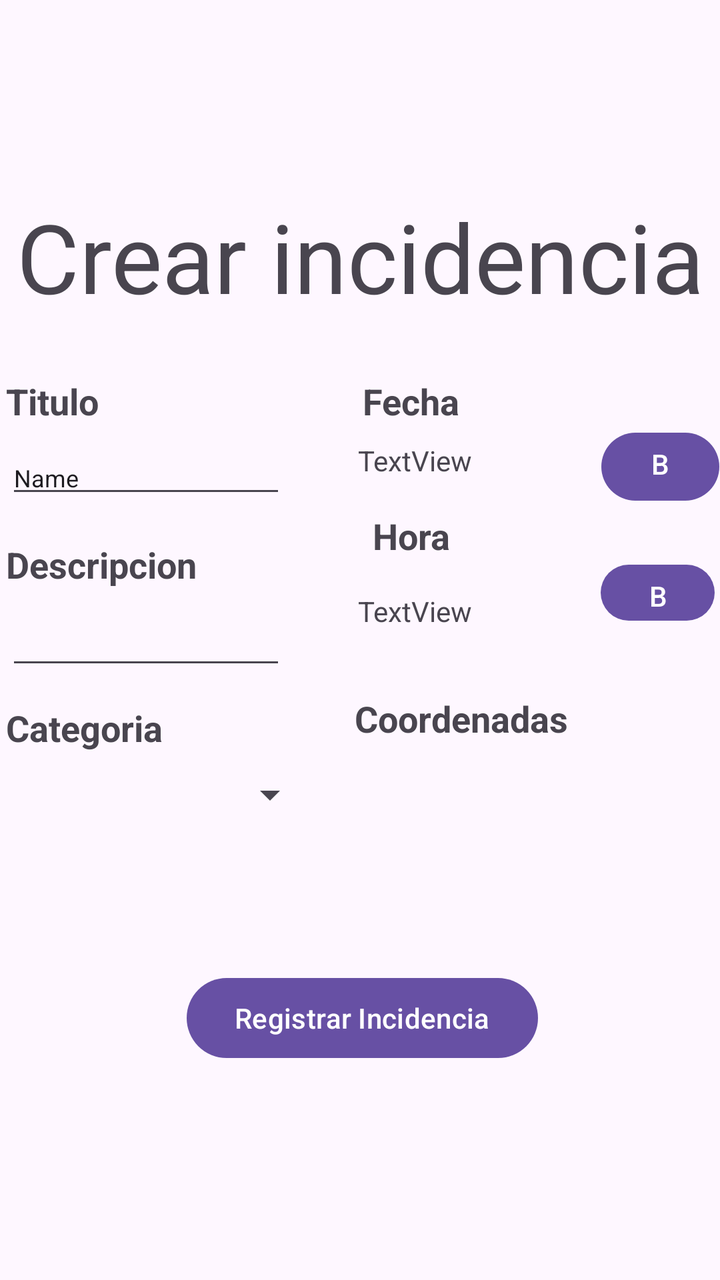
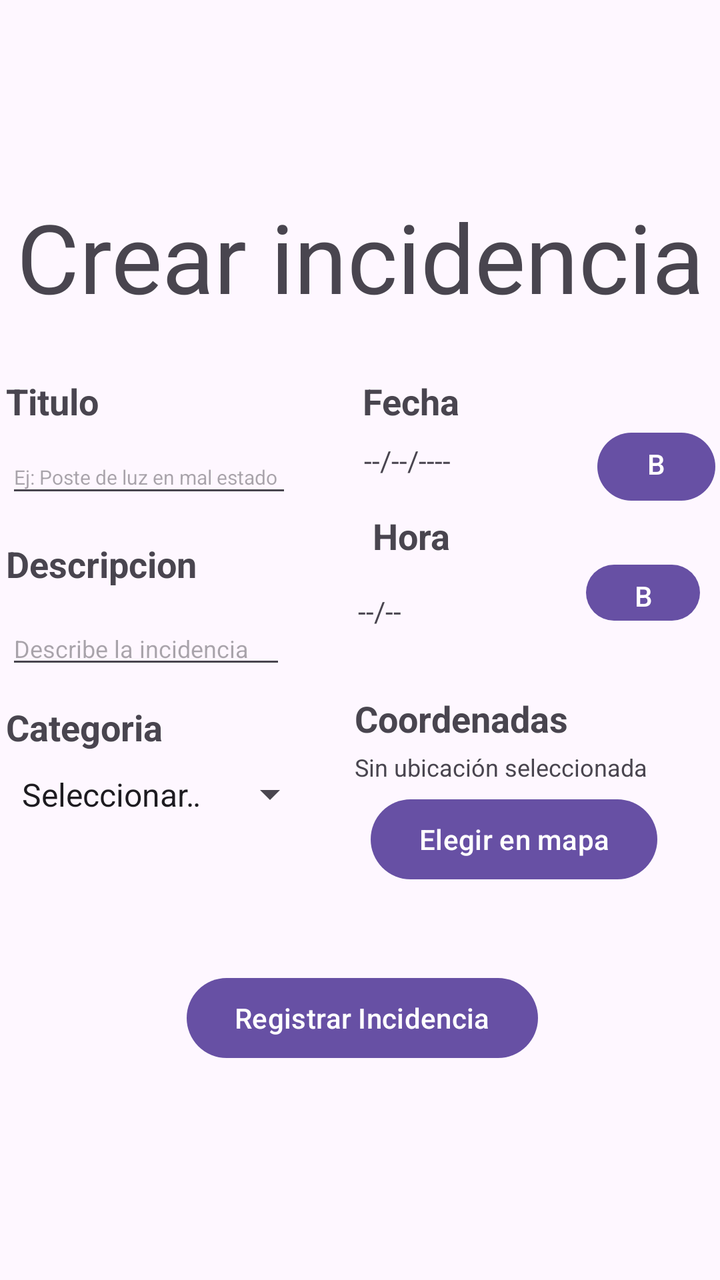

An Android layout rendered at two revisions. The XML below is the earlier revision; the diff shows what the commit changed to produce the second picture.
<!-- AndroidManifest.xml: application theme Theme.GeoRegistro -->
<!-- res/layout/activity_crear_incidencias.xml -->
<?xml version="1.0" encoding="utf-8"?>
<androidx.constraintlayout.widget.ConstraintLayout xmlns:android="http://schemas.android.com/apk/res/android"
    xmlns:app="http://schemas.android.com/apk/res-auto"
    xmlns:tools="http://schemas.android.com/tools"
    android:id="@+id/main"
    android:layout_width="match_parent"
    android:layout_height="match_parent"
    tools:context=".CrearIncidencias">

    <TextView
        android:id="@+id/textView4"
        android:layout_width="wrap_content"
        android:layout_height="wrap_content"
        android:layout_marginTop="96dp"
        android:text="Crear incidencia"
        android:textSize="48sp"
        app:layout_constraintEnd_toEndOf="parent"
        app:layout_constraintStart_toStartOf="parent"
        app:layout_constraintTop_toTopOf="parent" />

    <androidx.constraintlayout.widget.ConstraintLayout
        android:layout_width="388dp"
        android:layout_height="423dp"
        android:layout_marginTop="12dp"
        app:layout_constraintEnd_toEndOf="parent"
        app:layout_constraintHorizontal_bias="0.478"
        app:layout_constraintStart_toStartOf="parent"
        app:layout_constraintTop_toBottomOf="@+id/textView4">

        <TextView
            android:id="@+id/textView6"
            android:layout_width="wrap_content"
            android:layout_height="wrap_content"
            android:layout_marginStart="16dp"
            android:layout_marginTop="16dp"
            android:text="Titulo"
            android:textSize="18sp"
            android:textStyle="bold"
            app:layout_constraintStart_toStartOf="parent"
            app:layout_constraintTop_toTopOf="parent" />

        <EditText
            android:id="@+id/editTextText7"
            android:layout_width="wrap_content"
            android:layout_height="wrap_content"
            android:layout_marginStart="16dp"
            android:layout_marginTop="8dp"
            android:ems="10"
            android:inputType="text"
            android:text="Name"
            android:textSize="12sp"
            app:layout_constraintStart_toStartOf="parent"
            app:layout_constraintTop_toBottomOf="@+id/textView6" />

        <TextView
            android:id="@+id/textView7"
            android:layout_width="wrap_content"
            android:layout_height="wrap_content"
            android:layout_marginStart="16dp"
            android:layout_marginTop="16dp"
            android:text="Descripcion"
            android:textSize="18sp"
            android:textStyle="bold"
            app:layout_constraintStart_toStartOf="parent"
            app:layout_constraintTop_toBottomOf="@+id/editTextText7" />

        <TextView
            android:id="@+id/textView8"
            android:layout_width="wrap_content"
            android:layout_height="wrap_content"
            android:layout_marginStart="16dp"
            android:layout_marginTop="12dp"
            android:text="Categoria"
            android:textSize="18sp"
            android:textStyle="bold"
            app:layout_constraintStart_toStartOf="parent"
            app:layout_constraintTop_toBottomOf="@+id/editTextTextMultiLine" />

        <TextView
            android:id="@+id/textView9"
            android:layout_width="wrap_content"
            android:layout_height="wrap_content"
            android:layout_marginStart="132dp"
            android:layout_marginTop="16dp"
            android:text="Fecha"
            android:textSize="18sp"
            android:textStyle="bold"
            app:layout_constraintStart_toEndOf="@+id/textView6"
            app:layout_constraintTop_toTopOf="parent" />

        <TextView
            android:id="@+id/textView10"
            android:layout_width="wrap_content"
            android:layout_height="wrap_content"
            android:layout_marginStart="96dp"
            android:layout_marginTop="32dp"
            android:text="Coordenadas"
            android:textSize="18sp"
            android:textStyle="bold"
            app:layout_constraintStart_toEndOf="@+id/textView8"
            app:layout_constraintTop_toBottomOf="@+id/txtHora" />

        <Spinner
            android:id="@+id/spinner"
            android:layout_width="156dp"
            android:layout_height="27dp"
            android:layout_marginStart="16dp"
            android:layout_marginTop="8dp"
            app:layout_constraintStart_toStartOf="parent"
            app:layout_constraintTop_toBottomOf="@+id/textView8" />

        <EditText
            android:id="@+id/editTextTextMultiLine"
            android:layout_width="wrap_content"
            android:layout_height="wrap_content"
            android:layout_marginStart="16dp"
            android:layout_marginTop="12dp"
            android:ems="10"
            android:gravity="start|top"
            android:inputType="textMultiLine"
            android:textSize="12sp"
            app:layout_constraintStart_toStartOf="parent"
            app:layout_constraintTop_toBottomOf="@+id/textView7" />

        <TextView
            android:id="@+id/textView11"
            android:layout_width="wrap_content"
            android:layout_height="wrap_content"
            android:layout_marginStart="88dp"
            android:layout_marginTop="16dp"
            android:text="Hora"
            android:textSize="18sp"
            android:textStyle="bold"
            app:layout_constraintStart_toEndOf="@+id/textView7"
            app:layout_constraintTop_toBottomOf="@+id/txtFecha" />

        <TextView
            android:id="@+id/txtFecha"
            android:layout_width="wrap_content"
            android:layout_height="wrap_content"
            android:layout_marginStart="36dp"
            android:layout_marginTop="8dp"
            android:text="TextView"
            app:layout_constraintStart_toEndOf="@+id/editTextText7"
            app:layout_constraintTop_toBottomOf="@+id/textView9" />

        <TextView
            android:id="@+id/txtHora"
            android:layout_width="wrap_content"
            android:layout_height="wrap_content"
            android:layout_marginStart="36dp"
            android:layout_marginTop="16dp"
            android:text="TextView"
            app:layout_constraintStart_toEndOf="@+id/editTextTextMultiLine"
            app:layout_constraintTop_toBottomOf="@+id/textView11" />

        <Button
            android:id="@+id/btnCambiarFecha"
            android:layout_width="59dp"
            android:layout_height="42dp"
            android:layout_marginTop="40dp"
            android:text="Button"
            app:layout_constraintEnd_toEndOf="parent"
            app:layout_constraintHorizontal_bias="0.808"
            app:layout_constraintStart_toEndOf="@+id/txtFecha"
            app:layout_constraintTop_toTopOf="parent" />

        <Button
            android:id="@+id/btnCambiarHora"
            android:layout_width="57dp"
            android:layout_height="36dp"
            android:layout_marginTop="24dp"
            android:text="Button"
            app:layout_constraintEnd_toEndOf="parent"
            app:layout_constraintHorizontal_bias="0.786"
            app:layout_constraintStart_toEndOf="@+id/txtHora"
            app:layout_constraintTop_toBottomOf="@+id/btnCambiarFecha" />

        <androidx.constraintlayout.widget.ConstraintLayout
            android:layout_width="260dp"
            android:layout_height="101dp"
            android:layout_marginBottom="36dp"
            app:layout_constraintBottom_toBottomOf="parent"
            app:layout_constraintEnd_toEndOf="parent"
            app:layout_constraintHorizontal_bias="0.5"
            app:layout_constraintStart_toStartOf="parent">

            <Button
                android:id="@+id/btnRegistrarIncidencia"
                android:layout_width="wrap_content"
                android:layout_height="wrap_content"
                android:text="Registrar Incidencia"
                app:layout_constraintBottom_toBottomOf="parent"
                app:layout_constraintEnd_toEndOf="parent"
                app:layout_constraintHorizontal_bias="0.5"
                app:layout_constraintStart_toStartOf="parent"
                app:layout_constraintTop_toTopOf="parent"
                app:layout_constraintVertical_bias="0.5" />
        </androidx.constraintlayout.widget.ConstraintLayout>

    </androidx.constraintlayout.widget.ConstraintLayout>

</androidx.constraintlayout.widget.ConstraintLayout>
<!-- resources referenced by this layout -->
<resources>
  <style name="Theme.GeoRegistro" parent="Base.Theme.GeoRegistro" />
  <style name="Base.Theme.GeoRegistro" parent="Theme.Material3.DayNight.NoActionBar">
          
          
      </style>
</resources>

<!-- the commit's change to res/layout/activity_crear_incidencias.xml (unified diff, before → after) -->
@@ -40,15 +40,15 @@
             app:layout_constraintTop_toTopOf="parent" />
 
         <EditText
-            android:id="@+id/editTextText7"
-            android:layout_width="wrap_content"
-            android:layout_height="wrap_content"
+            android:id="@+id/etTitulo"
+            android:layout_width="143dp"
+            android:layout_height="33dp"
             android:layout_marginStart="16dp"
             android:layout_marginTop="8dp"
             android:ems="10"
+            android:hint="Ej: Poste de luz en mal estado"
             android:inputType="text"
-            android:text="Name"
-            android:textSize="12sp"
+            android:textSize="10sp"
             app:layout_constraintStart_toStartOf="parent"
             app:layout_constraintTop_toBottomOf="@+id/textView6" />
 
@@ -62,7 +62,7 @@
             android:textSize="18sp"
             android:textStyle="bold"
             app:layout_constraintStart_toStartOf="parent"
-            app:layout_constraintTop_toBottomOf="@+id/editTextText7" />
+            app:layout_constraintTop_toBottomOf="@+id/etTitulo" />
 
         <TextView
             android:id="@+id/textView8"
@@ -74,7 +74,7 @@
             android:textSize="18sp"
             android:textStyle="bold"
             app:layout_constraintStart_toStartOf="parent"
-            app:layout_constraintTop_toBottomOf="@+id/editTextTextMultiLine" />
+            app:layout_constraintTop_toBottomOf="@+id/etDescripcion" />
 
         <TextView
             android:id="@+id/textView9"
@@ -98,25 +98,48 @@
             android:textSize="18sp"
             android:textStyle="bold"
             app:layout_constraintStart_toEndOf="@+id/textView8"
-            app:layout_constraintTop_toBottomOf="@+id/txtHora" />
+            app:layout_constraintTop_toBottomOf="@+id/txtHora"/>
+
+
+        <TextView
+            android:id="@+id/txtCoordenadas"
+            android:layout_width="wrap_content"
+            android:layout_height="wrap_content"
+            android:layout_marginTop="4dp"
+            android:text="Sin ubicación seleccionada"
+            android:textSize="12sp"
+            app:layout_constraintStart_toStartOf="@id/textView10"
+            app:layout_constraintTop_toBottomOf="@id/textView10" />
+
+        <Button
+            android:id="@+id/btnElegirUbicacion"
+            android:layout_width="wrap_content"
+            android:layout_height="wrap_content"
+            android:layout_marginStart="8dp"
+            android:layout_marginTop="4dp"
+            android:text="Elegir en mapa"
+            app:layout_constraintStart_toStartOf="@id/txtCoordenadas"
+            app:layout_constraintTop_toBottomOf="@id/txtCoordenadas" />
 
         <Spinner
-            android:id="@+id/spinner"
+            android:id="@+id/spCategoria"
             android:layout_width="156dp"
             android:layout_height="27dp"
             android:layout_marginStart="16dp"
             android:layout_marginTop="8dp"
+            android:entries="@array/categorias_incidencias"
             app:layout_constraintStart_toStartOf="parent"
             app:layout_constraintTop_toBottomOf="@+id/textView8" />
 
         <EditText
-            android:id="@+id/editTextTextMultiLine"
+            android:id="@+id/etDescripcion"
             android:layout_width="wrap_content"
             android:layout_height="wrap_content"
             android:layout_marginStart="16dp"
             android:layout_marginTop="12dp"
             android:ems="10"
             android:gravity="start|top"
+            android:hint="Describe la incidencia"
             android:inputType="textMultiLine"
             android:textSize="12sp"
             app:layout_constraintStart_toStartOf="parent"
@@ -140,8 +163,8 @@
             android:layout_height="wrap_content"
             android:layout_marginStart="36dp"
             android:layout_marginTop="8dp"
-            android:text="TextView"
-            app:layout_constraintStart_toEndOf="@+id/editTextText7"
+            android:text="--/--/----"
+            app:layout_constraintStart_toEndOf="@+id/etTitulo"
             app:layout_constraintTop_toBottomOf="@+id/textView9" />
 
         <TextView
@@ -150,8 +173,8 @@
             android:layout_height="wrap_content"
             android:layout_marginStart="36dp"
             android:layout_marginTop="16dp"
-            android:text="TextView"
-            app:layout_constraintStart_toEndOf="@+id/editTextTextMultiLine"
+            android:text="--/--"
+            app:layout_constraintStart_toEndOf="@+id/etDescripcion"
             app:layout_constraintTop_toBottomOf="@+id/textView11" />
 
         <Button
<!-- resource entries referenced after the edit -->
@@ -1,5 +1,12 @@
 <!-- resources referenced by this layout -->
 <resources>
+  <string-array name="categorias_incidencias">
+          <item>Seleccionar categoria</item>
+          <item>Infraestructura</item>
+          <item>Seguridad</item>
+          <item>Medio ambiente</item>
+          <item>Otro</item>
+      </string-array>
   <style name="Theme.GeoRegistro" parent="Base.Theme.GeoRegistro" />
   <style name="Base.Theme.GeoRegistro" parent="Theme.Material3.DayNight.NoActionBar">
           
